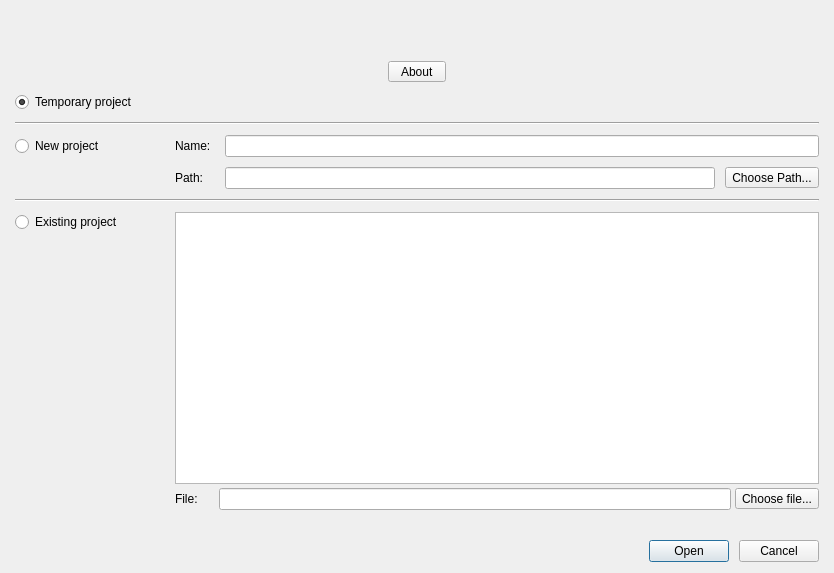
Old version of the form sub3suite/src/dialogs/StartupDialog.ui in the repository 3nock/OTE.
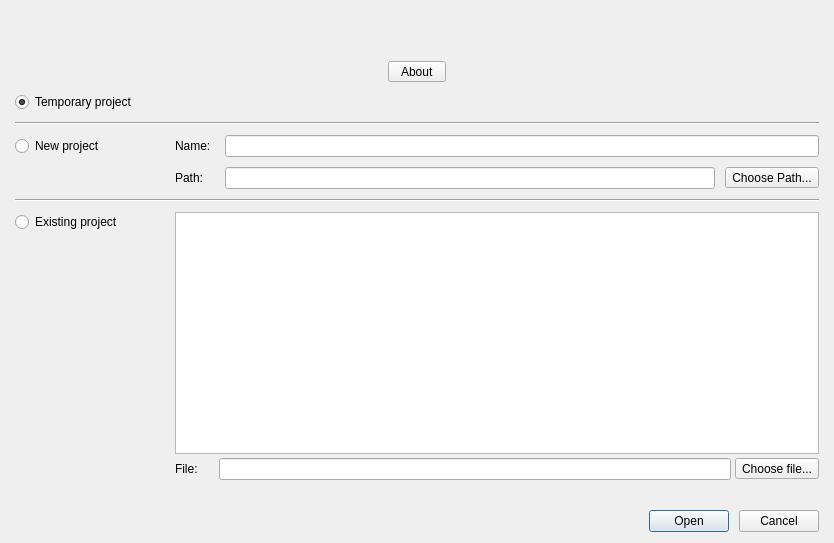
New version of the form.

What changed in the file:
```diff
--- a/sub3suite/src/dialogs/StartupDialog.ui
+++ b/sub3suite/src/dialogs/StartupDialog.ui
@@ -7,7 +7,7 @@
     <x>0</x>
     <y>0</y>
     <width>834</width>
-    <height>573</height>
+    <height>543</height>
    </rect>
   </property>
   <property name="sizePolicy">
```
